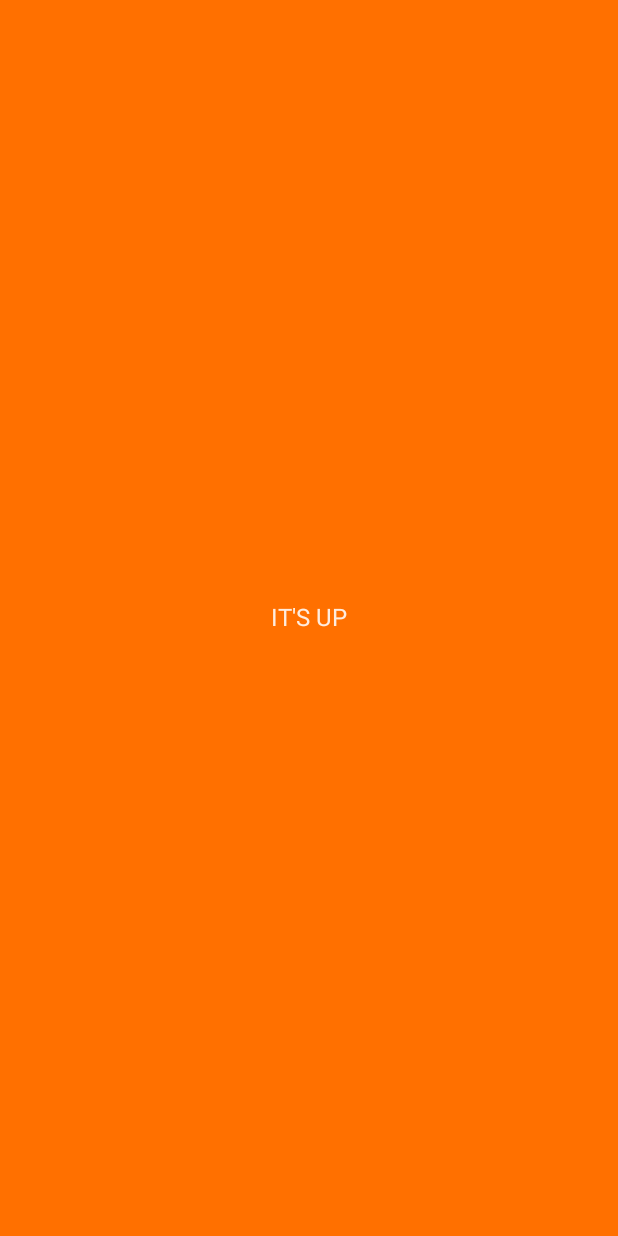
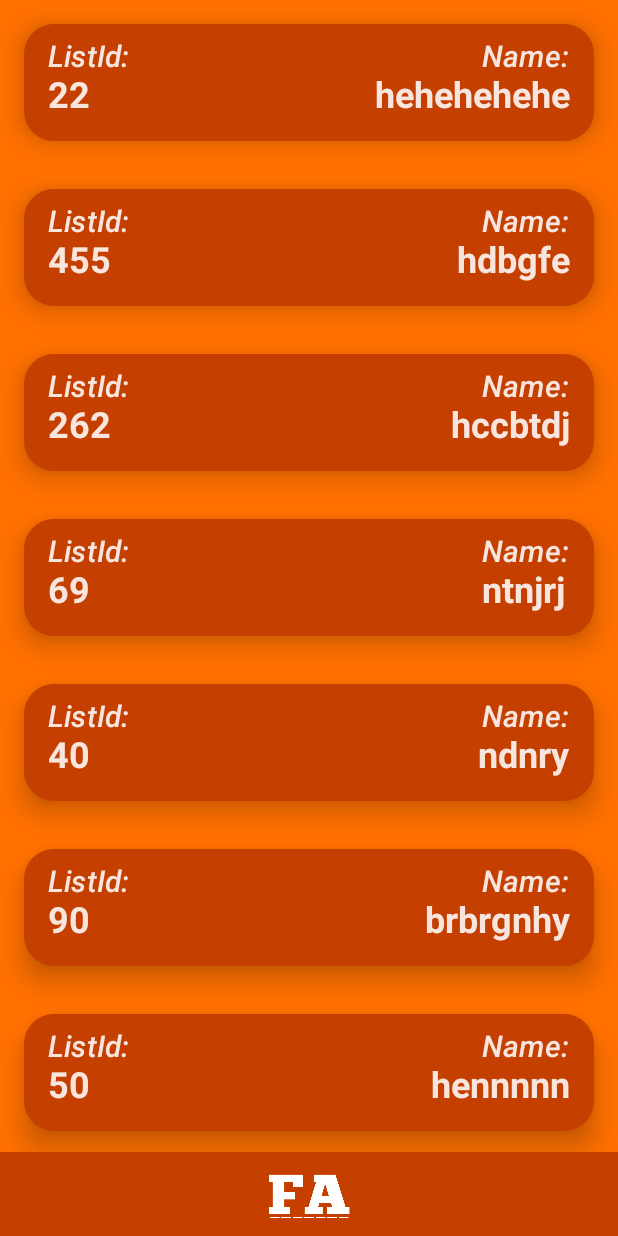
Before and after one commit to OEThe11/FetchA, an Android app built with Jetpack Compose: the screen it shows after launch (MainActivity), on a phone screen of 412 x 824 dp. Before the commit the screen is almost empty. Run offline under Robolectric (Android 15) with nearby library versions, the phone set to English and light mode, and no system bars; our stand-ins replace Dagger/Hilt's generated code.

Commit message:
The setup for the UI is Done

```diff
--- /dev/null
+++ b/app/src/main/java/com/ocode/fetcha/models/GetFetchResponseItem.kt
@@ -0,0 +1,7 @@
+package com.ocode.fetcha.models
+
+data class GetFetchResponseItem(
+    val id: Int,
+    val listId: Int,
+    val name: String
+)
--- a/app/src/main/java/com/ocode/fetcha/screens/main/SingleListScreen.kt
+++ b/app/src/main/java/com/ocode/fetcha/screens/main/SingleListScreen.kt
@@ -1,12 +1,128 @@
 package com.ocode.fetcha.screens.main
 
-import androidx.compose.material.Text
+import androidx.compose.foundation.Image
+import androidx.compose.foundation.layout.*
+import androidx.compose.foundation.lazy.LazyColumn
+import androidx.compose.foundation.lazy.items
+import androidx.compose.foundation.shape.RoundedCornerShape
+import androidx.compose.material.*
 import androidx.compose.runtime.Composable
+import androidx.compose.ui.Alignment
+import androidx.compose.ui.Modifier
+import androidx.compose.ui.graphics.RectangleShape
+import androidx.compose.ui.layout.ContentScale
+import androidx.compose.ui.res.painterResource
+import androidx.compose.ui.text.font.FontStyle
+import androidx.compose.ui.text.font.FontWeight
 import androidx.compose.ui.tooling.preview.Preview
+import androidx.compose.ui.unit.Dp
+import androidx.compose.ui.unit.dp
 import androidx.navigation.NavController
+import com.ocode.fetcha.R
+import com.ocode.fetcha.models.GetFetchResponseItem
 
 
 @Composable
 fun SingleListScreen(navController: NavController) {
-    Text(text = "IT'S UP")
+   Scaffold(bottomBar = {
+      FetchAppBar(elevation = 2.dp)
+
+   }) {
+      Surface(
+         modifier = Modifier
+            .fillMaxSize()
+            .padding(bottom = 55.dp),
+         color = MaterialTheme.colors.primary) {
+         MainList()
+      }
+
+   }
 }
+
+@Composable
+fun MainList(modifier: Modifier = Modifier) {
+
+   val dummyList  = listOf(
+      GetFetchResponseItem(1, 22, "hehehehehe"),
+      GetFetchResponseItem(2, 455, "hdbgfe"),
+      GetFetchResponseItem(3, 262, "hccbtdj"),
+      GetFetchResponseItem(4, 69, "ntnjrj"),
+      GetFetchResponseItem(5, 40, "ndnry"),
+      GetFetchResponseItem(6, 90, "brbrgnhy"),
+      GetFetchResponseItem(7, 50, "hennnnn"),
+      GetFetchResponseItem(8, 21, "herhrr"),
+      GetFetchResponseItem(9, 220, "hgerhr"),
+      GetFetchResponseItem(10, 99, "Im really Him")
+   )
+
+   TrialList(list = dummyList)
+
+}
+
+@Composable
+fun TrialList(list: List<GetFetchResponseItem>){
+   LazyColumn{
+      items(list){ item ->
+         FetchCard(fetchItem = item)
+      }
+   }
+}
+
+
+@Preview
+@Composable
+fun FetchCard(fetchItem: GetFetchResponseItem = GetFetchResponseItem(2, 4, "AAA")) {
+   Card(modifier = Modifier
+      .fillMaxWidth()
+      .height(110.dp)
+      .padding(16.dp),
+   shape = RoundedCornerShape(size = 20.dp),
+   backgroundColor = MaterialTheme.colors.primaryVariant,
+   elevation = 10.dp) {
+      Row(horizontalArrangement = Arrangement.SpaceBetween) {
+         Column(modifier = Modifier.padding(start = 16.dp, top = 10.dp,
+            bottom = 10.dp, end = 10.dp)) {
+            Text(text = "ListId:",
+            style = MaterialTheme.typography.h6,
+            fontStyle = FontStyle.Italic
+            )
+            Text(text = "${fetchItem.listId}",
+            style = MaterialTheme.typography.h5,
+            fontWeight = FontWeight.Bold)
+         }
+
+         Column(modifier = Modifier.padding(start = 10.dp, top = 10.dp,
+            bottom = 10.dp, end = 16.dp)) {
+            Text(text = "Name:",
+               modifier = Modifier.align(Alignment.End),
+               style = MaterialTheme.typography.h6,
+               fontStyle = FontStyle.Italic)
+            Text(text = fetchItem.name,
+               style = MaterialTheme.typography.h5,
+               fontWeight = FontWeight.Bold)
+         }
+      }
+
+   }
+}
+
+
+//Create Components File for this Composable
+@Composable
+fun FetchAppBar(
+   elevation: Dp = 0.dp,
+) {
+   BottomAppBar(
+      backgroundColor = MaterialTheme.colors.primaryVariant,
+      elevation = elevation,
+      ){
+      Row(modifier = Modifier.fillMaxSize(),
+         horizontalArrangement = Arrangement.Center) {
+         Image(painter = painterResource(id = R.drawable.fetch),
+            contentDescription = "App Icon",
+            contentScale = ContentScale.Fit)
+      }
+   }
+
+
+}
```
